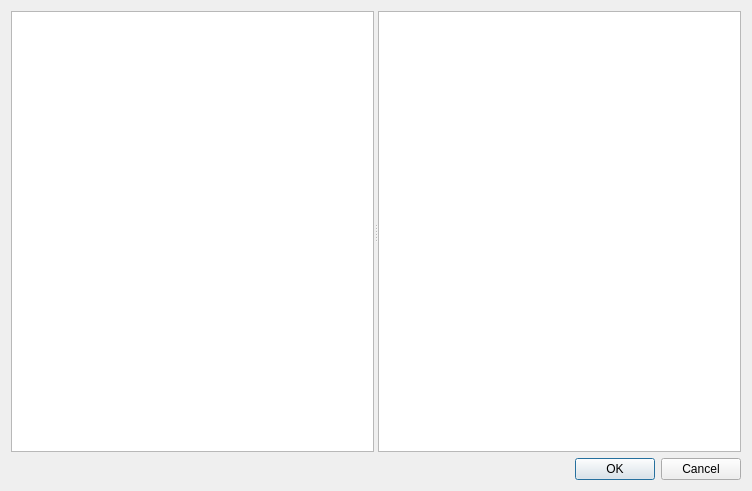
This is lessons/lessonselector.ui in planetfederal/qgis-lessons-plugin as Qt 5 draws it before an edit. The edited form follows.
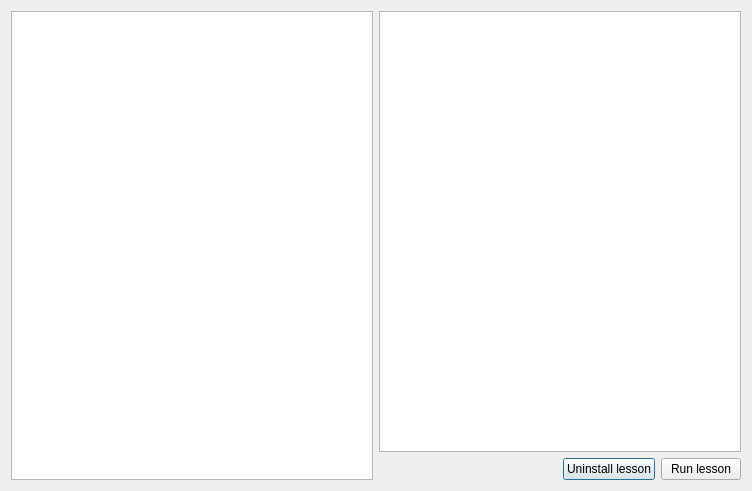
This is the edited form.

Commit message: added option to uninstall lesson

```diff
--- a/lessons/lessonselector.ui
+++ b/lessons/lessonselector.ui
@@ -13,12 +13,8 @@
   <property name="windowTitle">
    <string>Lesson selector</string>
   </property>
-  <layout class="QVBoxLayout" name="verticalLayout">
+  <layout class="QHBoxLayout" name="horizontalLayout_2">
    <item>
-    <widget class="QSplitter" name="splitter">
-     <property name="orientation">
-      <enum>Qt::Horizontal</enum>
-     </property>
      <widget class="QTreeWidget" name="lessonsTree">
       <attribute name="headerVisible">
        <bool>false</bool>
@@ -29,18 +25,44 @@
        </property>
       </column>
      </widget>
+   </item>
+   <item>
+    <layout class="QVBoxLayout" name="verticalLayout">
+     <item>
      <widget class="QTextBrowser" name="webView"/>
-    </widget>
    </item>
    <item>
-    <widget class="QDialogButtonBox" name="buttonBox">
+      <layout class="QHBoxLayout" name="horizontalLayout">
+       <item>
+        <spacer name="horizontalSpacer">
      <property name="orientation">
       <enum>Qt::Horizontal</enum>
      </property>
-     <property name="standardButtons">
-      <set>QDialogButtonBox::Cancel|QDialogButtonBox::Ok</set>
-     </property>
-    </widget>
+         <property name="sizeHint" stdset="0">
+          <size>
+           <width>40</width>
+           <height>20</height>
+          </size>
+         </property>
+        </spacer>
+       </item>
+       <item>
+        <widget class="QPushButton" name="btnRemove">
+         <property name="text">
+          <string>Uninstall lesson</string>
+         </property>
+        </widget>
+       </item>
+       <item>
+        <widget class="QPushButton" name="btnRunLesson">
+         <property name="text">
+          <string>Run lesson</string>
+         </property>
+        </widget>
+       </item>
+      </layout>
+     </item>
+    </layout>
    </item>
   </layout>
  </widget>
```
Lines whose indentation alone changed are shown as unchanged. The commit also changes 2 other files.
